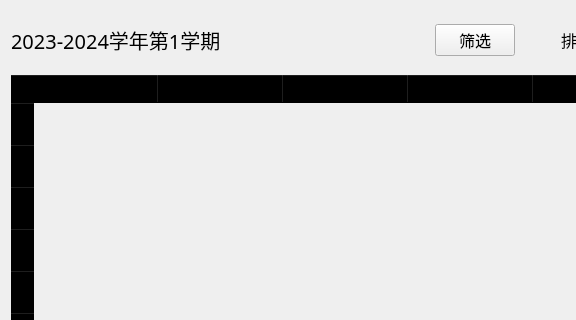
Qt form gpatable.ui (yuzujr/ScoreManagementSystem) before a commit; both pictures show x 0 to 576 and y 0 to 320 of the 800 by 550 pixel window.
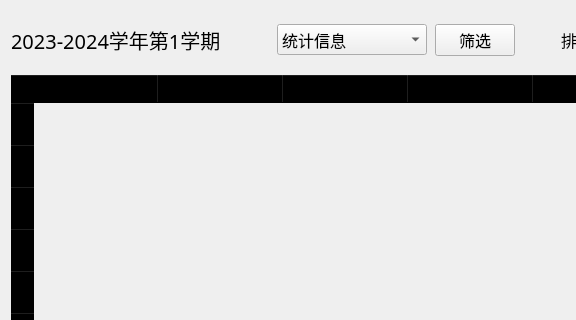
The same form after that commit.

Diff of the .ui file:
```diff
--- a/gpatable.ui
+++ b/gpatable.ui
@@ -38,7 +38,7 @@
       <widget class="QLabel" name="label">
        <property name="minimumSize">
         <size>
-         <width>275</width>
+         <width>260</width>
          <height>0</height>
         </size>
        </property>
@@ -53,6 +53,21 @@
        </property>
       </widget>
      </item>
+     <item>
+      <widget class="QComboBox" name="statistics">
+       <property name="minimumSize">
+        <size>
+         <width>150</width>
+         <height>0</height>
+        </size>
+       </property>
+       <item>
+        <property name="text">
+         <string>统计信息</string>
+        </property>
+       </item>
+      </widget>
+     </item>
      <item>
       <spacer name="horizontalSpacer">
        <property name="orientation">
```
